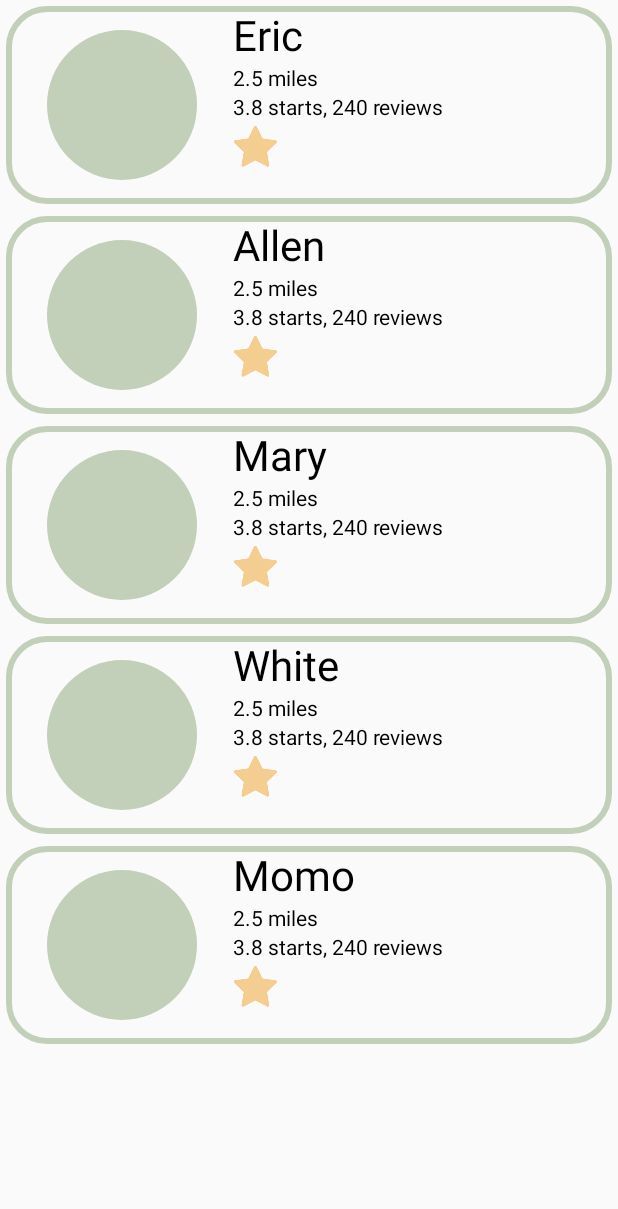
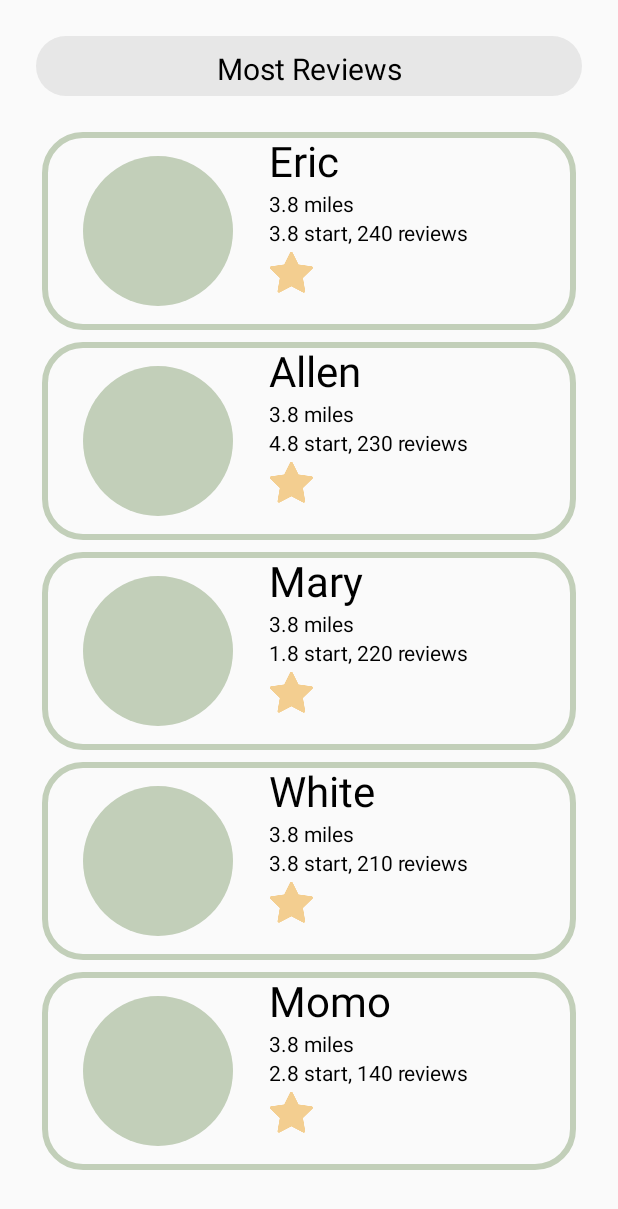
Before and after one commit to cardinalblue/PetPal, an Android app: the screen it shows after launch (MainActivity), after a tap on "Pet Owner", on a phone screen of 412 x 824 dp. Shown: the top 1209 px of the screen. Run offline under Robolectric (Android 15) with nearby library versions, the phone set to English and light mode, and no system bars; our stand-ins replace CircleImageView; Roboto replaces fonts that are not available here.

Commit message:
Implement Sort to sitters

```diff
--- a/app/src/main/java/com/cardianlblue/petpal/MainActivity.kt
+++ b/app/src/main/java/com/cardianlblue/petpal/MainActivity.kt
@@ -31,7 +31,7 @@ class MainActivity : AppCompatActivity() {
             replacePage(OwnerFragment())
         }
         override fun toSittersPage() {
-            replacePage(SitterFragment())
+            replacePage(SittersFragment())
         }
     }
 }
--- a/app/src/main/java/com/cardianlblue/petpal/Sitter.kt
+++ b/app/src/main/java/com/cardianlblue/petpal/Sitter.kt
@@ -1,3 +1,3 @@
 package com.cardianlblue.petpal
 
-class Sitter(val name: String)
+class Sitter(val name: String, val distance: Float, val stars: String, val reviews: Int)
--- a/app/src/main/java/com/cardianlblue/petpal/SitterAdapter.kt
+++ b/app/src/main/java/com/cardianlblue/petpal/SitterAdapter.kt
@@ -25,6 +25,8 @@ class SitterAdapter : RecyclerView.Adapter<SitterViewHolder>() {
         val sitter = sitters[position]
         with(viewHolder) {
             textName.text = sitter.name
+            textDistance.text = "${sitter.distance} miles"
+            textStar.text = "${sitter.stars} start, ${sitter.reviews} reviews"
         }
     }
 }
@@ -32,5 +34,7 @@ class SitterAdapter : RecyclerView.Adapter<SitterViewHolder>() {
 class SitterViewHolder(itemView: View) : RecyclerView.ViewHolder(itemView) {
 
     val textName = itemView.textName
+    val textDistance = itemView.textDistance
+    val textStar = itemView.textStar
 
 }
--- a/app/src/main/java/com/cardianlblue/petpal/SitterFragment.kt
+++ /dev/null
@@ -1,42 +0,0 @@
-package com.cardianlblue.petpal
-
-import android.os.Bundle
-import android.support.v4.app.Fragment
-import android.support.v7.widget.LinearLayoutManager
-import android.view.LayoutInflater
-import android.view.View
-import android.view.ViewGroup
-import kotlinx.android.synthetic.main.fragment_sitter.*
-
-open class SitterFragment : Fragment() {
-
-    private lateinit var sitterAdapter: SitterAdapter
-
-    override fun onCreateView(inflater: LayoutInflater, container: ViewGroup?, savedInstanceState: Bundle?): View? {
-        return inflater.inflate(R.layout.fragment_sitter, container, false)
-
-    }
-
-    override fun onViewCreated(view: View, savedInstanceState: Bundle?) {
-        super.onViewCreated(view, savedInstanceState)
-
-        sitterAdapter = SitterAdapter()
-        setSitters(
-            listOf(
-                Sitter("Eric"),
-                Sitter("Allen"),
-                Sitter("Mary"),
-                Sitter("White"),
-                Sitter("Momo")
-            )
-        )
-        recyclerSitter.adapter = sitterAdapter
-        recyclerSitter.layoutManager = LinearLayoutManager(context)
-    }
-
-    private fun setSitters(sitters: List<Sitter>) {
-        sitterAdapter.sitters.addAll(sitters)
-        sitterAdapter.notifyDataSetChanged()
-
-    }
-}
--- /dev/null
+++ b/app/src/main/java/com/cardianlblue/petpal/SitterRepository.kt
@@ -0,0 +1,16 @@
+package com.cardianlblue.petpal
+
+class SitterRepository() {
+
+    private val sitters = listOf(
+        Sitter("Eric", 3.8F, "3.8", 240),
+        Sitter("Allen", 3.8F, "4.8", 230),
+        Sitter("Mary", 3.8F, "1.8", 220),
+        Sitter("White",3.8F, "3.8", 210),
+        Sitter("Momo", 3.8F, "2.8", 140)
+    )
+
+    fun getSitters(): List<Sitter> {
+        return sitters
+    }
+}
--- /dev/null
+++ b/app/src/main/java/com/cardianlblue/petpal/SittersFragment.kt
@@ -0,0 +1,70 @@
+package com.cardianlblue.petpal
+
+import android.os.Bundle
+import android.support.v4.app.Fragment
+import android.support.v7.widget.LinearLayoutManager
+import android.view.LayoutInflater
+import android.view.View
+import android.view.ViewGroup
+import android.widget.AdapterView
+import android.widget.ArrayAdapter
+import kotlinx.android.synthetic.main.fragment_sitter.*
+
+private const val SORT_REVIEW = 0
+private const val SORT_RANKING = 1
+
+open class SittersFragment : Fragment() {
+
+    private lateinit var sitterAdapter: SitterAdapter
+    private val sitterRepository = SitterRepository()
+
+    override fun onCreateView(inflater: LayoutInflater, container: ViewGroup?, savedInstanceState: Bundle?): View? {
+        return inflater.inflate(R.layout.fragment_sitter, container, false)
+
+    }
+
+    override fun onViewCreated(view: View, savedInstanceState: Bundle?) {
+        super.onViewCreated(view, savedInstanceState)
+
+        setRecyclerView()
+        setSpinners()
+
+        spinnerSort.onItemSelectedListener = object : AdapterView.OnItemSelectedListener {
+            override fun onNothingSelected(parent: AdapterView<*>?) {
+
+            }
+
+            override fun onItemSelected(parent: AdapterView<*>?, view: View?, position: Int, id: Long) {
+                if (position == SORT_REVIEW) {
+                    val sitters = sitterRepository.getSitters().sortedByDescending { it.reviews }
+                    setSitters(sitters)
+                } else if (position == SORT_RANKING) {
+                    val sitters = sitterRepository.getSitters().sortedByDescending { it.stars }
+                    setSitters(sitters)
+                }
+            }
+        }
+    }
+
+    private fun setRecyclerView() {
+        sitterAdapter = SitterAdapter()
+        setSitters(
+            sitterRepository.getSitters()
+        )
+        recyclerSitter.adapter = sitterAdapter
+        recyclerSitter.layoutManager = LinearLayoutManager(context)
+    }
+
+    private fun setSitters(sitters: List<Sitter>) {
+        sitterAdapter.sitters.clear()
+        sitterAdapter.sitters.addAll(sitters)
+        sitterAdapter.notifyDataSetChanged()
+
+    }
+
+    private fun setSpinners() {
+        val sortBy = arrayOf("Most Reviews", "Top Ranking")
+        val sortAdapter = ArrayAdapter<String>(context!!, R.layout.item_spinner_sitter_sort, sortBy)
+        spinnerSort.adapter = sortAdapter
+    }
+}
--- /dev/null
+++ b/app/src/main/res/drawable/shape_sitter_sorted_bg.xml
@@ -0,0 +1,5 @@
+<?xml version="1.0" encoding="utf-8"?>
+<shape xmlns:android="http://schemas.android.com/apk/res/android" android:shape="rectangle">
+    <corners android:radius="25dp"/>
+    <solid android:color="#e7e7e7"/>
+</shape>
--- a/app/src/main/res/layout/fragment_sitter.xml
+++ b/app/src/main/res/layout/fragment_sitter.xml
@@ -1,14 +1,31 @@
 <?xml version="1.0" encoding="utf-8"?>
 <android.support.constraint.ConstraintLayout
         xmlns:android="http://schemas.android.com/apk/res/android"
+        xmlns:tools="http://schemas.android.com/tools"
+        android:layout_margin="24dp"
         android:layout_width="match_parent"
-        android:layout_height="match_parent" xmlns:tools="http://schemas.android.com/tools">
+        android:layout_height="match_parent"
+        xmlns:app="http://schemas.android.com/apk/res-auto">
+
+    <android.support.v7.widget.AppCompatSpinner
+            android:id="@+id/spinnerSort"
+            android:background="@drawable/shape_sitter_sorted_bg"
+            app:layout_constraintStart_toStartOf="parent"
+            app:layout_constraintTop_toTopOf="parent"
+            android:layout_width="match_parent"
+            android:layout_height="40dp">
+
+    </android.support.v7.widget.AppCompatSpinner>
 
     <android.support.v7.widget.RecyclerView
-          android:id="@+id/recyclerSitter"
-          tools:listitem="@layout/item_sitter"
-          android:layout_width="match_parent"
-          android:layout_height="match_parent">
+            android:id="@+id/recyclerSitter"
+            android:layout_marginTop="20dp"
+            tools:listitem="@layout/item_sitter"
+            app:layout_constraintStart_toStartOf="parent"
+            app:layout_constraintTop_toBottomOf="@id/spinnerSort"
+            app:layout_constraintBottom_toBottomOf="parent"
+            android:layout_width="match_parent"
+            android:layout_height="0dp">
     </android.support.v7.widget.RecyclerView>
 
 </android.support.constraint.ConstraintLayout>
--- /dev/null
+++ b/app/src/main/res/layout/item_spinner_sitter_sort.xml
@@ -0,0 +1,14 @@
+<?xml version="1.0" encoding="utf-8"?>
+<CheckedTextView xmlns:android="http://schemas.android.com/apk/res/android"
+                 android:id="@android:id/text1"
+                 style="?android:attr/spinnerDropDownItemStyle"
+                 android:singleLine="true"
+                 android:layout_width="match_parent"
+                 android:textSize="20sp"
+                 android:textColor="#000000"
+                 android:textAlignment="center"
+                 android:layout_gravity="center"
+                 android:text="123"
+                 android:padding="8dp"
+                 android:layout_height="wrap_content"
+                 android:ellipsize="marquee"/>
```
